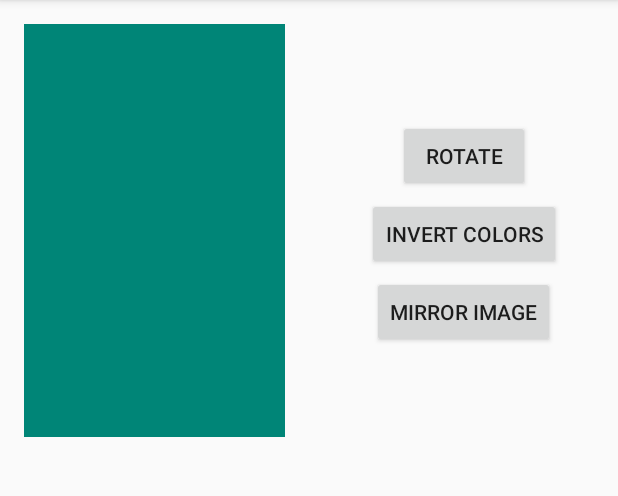
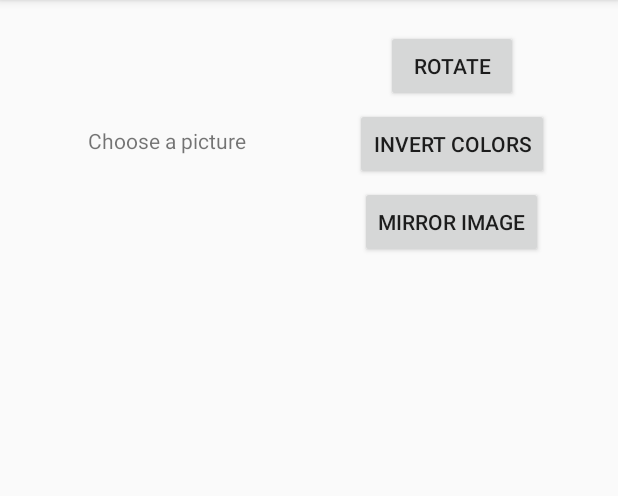
Before and after one commit to LittleSayaThatCould/img_proc, an Android app: the screen it shows after launch (MainActivity), on a phone screen of 412 x 824 dp, the part 84-580 px from its top. Run offline under Robolectric (Android 15) with nearby library versions, the phone set to English and light mode, and no system bars; our stand-ins replace Dagger/Hilt's generated code, RxJava.

Commit message:
impl main behavior

```diff
--- a/app/src/main/java/com/valer/sergey/imageprocessor/data/ImageProcessingState.kt
+++ b/app/src/main/java/com/valer/sergey/imageprocessor/data/ImageProcessingState.kt
@@ -4,6 +4,7 @@ import android.graphics.Bitmap
 
 data class ImageProcessingState(
         var currentBitmap: Bitmap? = null,
-        val processedItems: MutableList<Bitmap>? = null,
-        var loadAddress: String = ""
+        val processedItems: MutableList<Bitmap> = mutableListOf(),
+        var loadAddress: String = "https://www.gipsyteam.ru/upload/Titleimage/fixed160x120/5/5/5597.jpg",
+        var scrolledPosition: Int = 0
 )
--- a/app/src/main/java/com/valer/sergey/imageprocessor/presentation/common/ImagePickerDialogFragment.kt
+++ b/app/src/main/java/com/valer/sergey/imageprocessor/presentation/common/ImagePickerDialogFragment.kt
@@ -6,7 +6,6 @@ import android.content.DialogInterface
 import android.os.Bundle
 import android.text.Editable
 import android.text.TextWatcher
-import android.util.Log
 import android.view.LayoutInflater
 import android.widget.Toast
 import androidx.fragment.app.DialogFragment
@@ -37,7 +36,7 @@ class ImagePickerDialogFragment : DialogFragment() {
             dismiss()
         }
         dialogView.apply {
-            image_picker_address.setText(pickerState.currentAddress)
+            image_picker_address.setText(/*pickerState.currentAddress()*/"https://www.gipsyteam.ru/upload/Titleimage/fixed160x120/5/5/5597.jpg")
             image_picker_address.setSelection(pickerState.currentAddress.length)
 
             image_picker_address.addTextChangedListener(object : TextWatcher{
@@ -70,7 +69,6 @@ class ImagePickerDialogFragment : DialogFragment() {
                     Toast.makeText(this@ImagePickerDialogFragment.context, R.string.error_url_empty, Toast.LENGTH_SHORT).show()
                 }
             }
-
         }
 
         alertDialog.apply {
--- a/app/src/main/java/com/valer/sergey/imageprocessor/presentation/fragments/ImageProcessingFragment.kt
+++ b/app/src/main/java/com/valer/sergey/imageprocessor/presentation/fragments/ImageProcessingFragment.kt
@@ -2,8 +2,9 @@ package com.valer.sergey.imageprocessor.presentation.fragments
 
 import android.content.Intent
 import android.graphics.Bitmap
-import android.os.Bundle
+import android.view.View
 import android.widget.Toast
+import androidx.recyclerview.widget.LinearLayoutManager
 import com.valer.sergey.imageprocessor.R
 import com.valer.sergey.imageprocessor.app.App
 import com.valer.sergey.imageprocessor.data.ImagePickerState
@@ -13,6 +14,7 @@ import com.valer.sergey.imageprocessor.presentation.common.IMAGE_PICKER_TAG
 import com.valer.sergey.imageprocessor.presentation.common.ImagePickerDialogFragment
 import com.valer.sergey.imageprocessor.presentation.common.PickerListener
 import com.valer.sergey.imageprocessor.presentation.contracts.ImageProcessingContract
+import com.valer.sergey.imageprocessor.presentation.fragments.adapters.ProcessingAdapter
 import com.valer.sergey.imageprocessor.utils.RequestImageManager
 import kotlinx.android.synthetic.main.frag_img_proc.*
 import javax.inject.Inject
@@ -33,11 +35,52 @@ class ImageProcessingFragment : BaseFragment(), ImageProcessingContract.View {
     }
 
     override fun onAttachInit() {
+        presenter.onAttach(this)
         frag_img_proc_mirror.setOnClickListener { presenter.mirrorImage() }
         frag_img_proc_rotate.setOnClickListener { presenter.rotate() }
         frag_img_proc_invert.setOnClickListener { presenter.invertColors() }
         frag_img_proc_main_img.setOnClickListener { showRequestImagePicker() }
-        presenter.onAttach(this)
+        frag_img_proc_main_choose_pic.setOnClickListener { showRequestImagePicker() }
+        initChooseTextVisibility()
+        initProcessedItemsView()
+    }
+
+    private fun initProcessedItemsView() {
+        val mutableList = mutableListOf<Bitmap>()
+        mutableList.addAll(presenter.processingState.processedItems)
+        frag_img_proc_results.apply {
+            adapter = ProcessingAdapter(
+                    mutableList,
+                    { presenter.currentBitmap = it },
+                    { presenter.processingState.processedItems.removeAt(it)}
+            )
+            layoutManager = LinearLayoutManager(context)
+            smoothScrollToPosition(presenter.processingState.scrolledPosition)
+        }
+    }
+
+    private fun initChooseTextVisibility() {
+        if (presenter.currentBitmap != null) {
+            frag_img_proc_main_img.visibility = View.VISIBLE
+            frag_img_proc_main_choose_pic.visibility = View.GONE
+        } else {
+            frag_img_proc_main_img.visibility = View.GONE
+            frag_img_proc_main_choose_pic.visibility = View.VISIBLE        }
+    }
+
+    override fun addProcessedItem(bitmap: Bitmap) {
+        val adapter = frag_img_proc_results.adapter as? ProcessingAdapter
+        adapter?.let{
+            it.addItem(bitmap)
+            frag_img_proc_results.smoothScrollToPosition(it.items.lastIndex)
+        }
+    }
+
+    override fun showProcessedItems(list: MutableList<Bitmap>) {
+        if (list.isNotEmpty()) {
+            val adapter = frag_img_proc_results.adapter as? ProcessingAdapter
+            adapter?.items = list
+        }
     }
 
     private fun showRequestImagePicker() {
@@ -45,11 +88,11 @@ class ImageProcessingFragment : BaseFragment(), ImageProcessingContract.View {
             arguments = presenter.dialogState.bundle
             setPickerListener(object : PickerListener{
                 override fun onLocalImagePick() {
-                    requestImageManager.requestFromGallery{ presenter.curentBitmap = it }
+                    requestImageManager.requestFromGallery{ presenter.currentBitmap = it }
                 }
 
                 override fun onCameraPick() {
-                    requestImageManager.requestFromCamera{ presenter.curentBitmap = it }
+                    requestImageManager.requestFromCamera{ presenter.currentBitmap = it }
                 }
 
                 override fun onLoadFromUrlPick(address: String) {
@@ -65,10 +108,17 @@ class ImageProcessingFragment : BaseFragment(), ImageProcessingContract.View {
     }
 
     override fun onDestroyInit() {
+        val layoutManager = frag_img_proc_results.layoutManager as? LinearLayoutManager
+        layoutManager?.let {
+            if (layoutManager.findFirstVisibleItemPosition() >= 0) {
+                presenter.processingState.scrolledPosition = layoutManager.findFirstVisibleItemPosition()
+            }
+        }
         presenter.unSubscribe()
     }
 
     override fun setImage(bitmap: Bitmap) {
+        initChooseTextVisibility()
         frag_img_proc_main_img.setImageBitmap(bitmap)
     }
 
@@ -78,6 +128,10 @@ class ImageProcessingFragment : BaseFragment(), ImageProcessingContract.View {
 
     override fun showErrorLoading() {
         Toast.makeText(context, R.string.error_load_text, Toast.LENGTH_SHORT).show()
+    }
+
+    override fun showProgress(isInProgress: Boolean) {
+
     }
 
     override fun onRequestPermissionsResult(requestCode: Int, permissions: Array<out String>, grantResults: IntArray) {
--- a/app/src/main/java/com/valer/sergey/imageprocessor/utils/RequestImageManager.kt
+++ b/app/src/main/java/com/valer/sergey/imageprocessor/utils/RequestImageManager.kt
@@ -2,7 +2,6 @@ package com.valer.sergey.imageprocessor.utils
 
 import android.Manifest
 import android.app.Activity
-import android.app.AlertDialog
 import android.content.Context
 import android.content.Intent
 import android.content.pm.PackageManager
@@ -14,6 +13,7 @@ import android.widget.Toast
 import androidx.core.content.ContextCompat
 import androidx.core.content.FileProvider
 import com.valer.sergey.imageprocessor.R
+import com.valer.sergey.imageprocessor.extensions.createScaledBitmap
 import com.valer.sergey.imageprocessor.presentation.base.BaseFragment
 import io.reactivex.Single
 import io.reactivex.android.schedulers.AndroidSchedulers
@@ -133,6 +133,7 @@ class RequestImageManager (
                 }
                 if (imageStream != null) {
                     Single.defer { Single.just(BitmapFactory.decodeStream(imageStream))}
+                            .flatMap { Single.just(it.createScaledBitmap()) }
                             .subscribeOn(Schedulers.io())
                             .observeOn(AndroidSchedulers.mainThread())
                             .subscribe({
@@ -146,6 +147,7 @@ class RequestImageManager (
             }
             resultCode == Activity.RESULT_OK && requestCode == REQUEST_IMAGE_CAMERA -> {
                 Single.defer { Single.just(BitmapFactory.decodeFile(currentPhotoPath)) }
+                        .flatMap { Single.just(it.createScaledBitmap()) }
                         .subscribeOn(Schedulers.io())
                         .observeOn(AndroidSchedulers.mainThread())
                         .subscribe({
--- a/app/src/main/res/layout/frag_img_proc.xml
+++ b/app/src/main/res/layout/frag_img_proc.xml
@@ -5,34 +5,53 @@
     xmlns:app="http://schemas.android.com/apk/res-auto"
     xmlns:tools="http://schemas.android.com/tools">
 
-    <androidx.constraintlayout.widget.Guideline
-        android:id="@+id/guideline"
-        android:layout_width="wrap_content"
+    <androidx.core.widget.NestedScrollView
+        android:layout_width="match_parent"
+        android:layout_height="match_parent"
+        android:fillViewport="true">
+
+        <androidx.constraintlayout.widget.ConstraintLayout
+            android:layout_width="match_parent"
+            android:layout_height="match_parent"
+            android:animateLayoutChanges="true">
+
+            <androidx.constraintlayout.widget.ConstraintLayout
+                android:id="@+id/frag_img_proc_top_container"
+                android:layout_width="0dp"
                 android:layout_height="wrap_content"
-        android:orientation="horizontal"
-        app:layout_constraintGuide_percent="0.4"/>
+                android:layout_margin="@dimen/top_margins"
+                app:layout_constraintTop_toTopOf="parent"
+                app:layout_constraintStart_toStartOf="parent"
+                app:layout_constraintEnd_toEndOf="parent">
 
                 <ImageView
                     android:id="@+id/frag_img_proc_main_img"
                     android:layout_width="0dp"
                     android:layout_height="0dp"
-        android:layout_margin="@dimen/top_margins"
-        android:background="@color/colorPrimary"
-        app:layout_constraintBottom_toBottomOf="@id/guideline"
+                    app:layout_constraintBottom_toBottomOf="parent"
+                    app:layout_constraintEnd_toStartOf="@id/frag_img_proc_main_choose_pic"
                     app:layout_constraintStart_toStartOf="parent"
+                    app:layout_constraintTop_toTopOf="parent"
+                    tools:ignore="ContentDescription" />
+
+                <TextView
+                    android:id="@+id/frag_img_proc_main_choose_pic"
+                    android:layout_width="0dp"
+                    android:layout_height="0dp"
+                    android:text="@string/choose_pic"
+                    android:gravity="center"
+                    app:layout_constraintBottom_toBottomOf="parent"
                     app:layout_constraintEnd_toStartOf="@id/frag_img_proc_btn_container"
-        app:layout_constraintTop_toTopOf="parent"
-        tools:ignore="ContentDescription"/>
+                    app:layout_constraintStart_toEndOf="@id/frag_img_proc_main_img"
+                    app:layout_constraintTop_toTopOf="parent" />
 
                 <androidx.constraintlayout.widget.ConstraintLayout
                     android:id="@+id/frag_img_proc_btn_container"
                     android:layout_width="0dp"
-        android:layout_height="0dp"
-        android:layout_margin="@dimen/top_margins"
+                    android:layout_height="wrap_content"
                     app:layout_constraintEnd_toEndOf="parent"
-        app:layout_constraintStart_toEndOf="@id/frag_img_proc_main_img"
-        app:layout_constraintTop_toTopOf="parent"
-        app:layout_constraintBottom_toBottomOf="@id/guideline">
+                    app:layout_constraintStart_toEndOf="@id/frag_img_proc_main_choose_pic"
+                    app:layout_constraintTop_toTopOf="parent">
 
                     <Button
                         android:id="@+id/frag_img_proc_rotate"
@@ -73,15 +92,21 @@
 
                 </androidx.constraintlayout.widget.ConstraintLayout>
 
+            </androidx.constraintlayout.widget.ConstraintLayout>
+
             <androidx.recyclerview.widget.RecyclerView
                 android:id="@+id/frag_img_proc_results"
                 android:layout_width="0dp"
                 android:layout_height="0dp"
-        android:visibility="gone"
+                android:minHeight="160dp"
                 android:layout_margin="@dimen/top_margins"
                 app:layout_constraintStart_toStartOf="parent"
                 app:layout_constraintEnd_toEndOf="parent"
-        app:layout_constraintTop_toBottomOf="@id/guideline"
+                app:layout_constraintTop_toBottomOf="@id/frag_img_proc_top_container"
                 app:layout_constraintBottom_toBottomOf="parent"/>
 
         </androidx.constraintlayout.widget.ConstraintLayout>
+
+    </androidx.core.widget.NestedScrollView>
+
+</androidx.constraintlayout.widget.ConstraintLayout>
--- /dev/null
+++ b/app/src/main/res/menu/popup_processed_menu.xml
@@ -0,0 +1,12 @@
+<?xml version="1.0" encoding="utf-8"?>
+<menu xmlns:android="http://schemas.android.com/apk/res/android">
+
+    <item
+        android:id="@+id/popup_use"
+        android:title="@string/popup_use" />
+
+    <item
+        android:id="@+id/popup_delete"
+        android:title="@string/popup_delete" />
+
+</menu>
--- a/app/src/main/res/values/colors.xml
+++ b/app/src/main/res/values/colors.xml
@@ -3,4 +3,5 @@
     <color name="colorPrimary">#008577</color>
     <color name="colorPrimaryDark">#00574B</color>
     <color name="colorAccent">#D81B60</color>
+    <color name="colorInactive">#FFB3B7C0</color>
 </resources>
--- a/app/src/main/res/values/dimens.xml
+++ b/app/src/main/res/values/dimens.xml
@@ -2,4 +2,6 @@
 <resources>
     <dimen name="top_margins">16dp</dimen>
     <dimen name="inner_margins">4dp</dimen>
+
+    <dimen name="max_item_height">80dp</dimen>
 </resources>
--- a/app/src/main/res/values/strings.xml
+++ b/app/src/main/res/values/strings.xml
@@ -13,5 +13,8 @@
     <string name="input_url">Input URL</string>
     <string name="req_local">Request local image</string>
     <string name="req_camera">image_picker_camera</string>
-    <string name="req_url_ok">Ok</string>
+    <string name="req_url_ok">OK</string>
+
+    <string name="popup_use">Use as current</string>
+    <string name="popup_delete">Delete</string>
 </resources>
```
Also changed, not shown: app/src/main/java/com/valer/sergey/imageprocessor/extensions/BitmapExtensions.kt (+13 -1 lines), app/src/main/java/com/valer/sergey/imageprocessor/presentation/contracts/ImageProcessingContract.kt (+6 -1 lines), app/src/main/java/com/valer/sergey/imageprocessor/presentation/fragments/adapters/ProcessingAdapter.kt (added, +94 -0 lines), app/src/main/java/com/valer/sergey/imageprocessor/presentation/presenters/ImageProcessingPresenter.kt (+31 -11 lines), app/src/main/res/layout/processed_item.xml (added, +33 -0 lines). Lines whose indentation alone changed are shown as unchanged.
